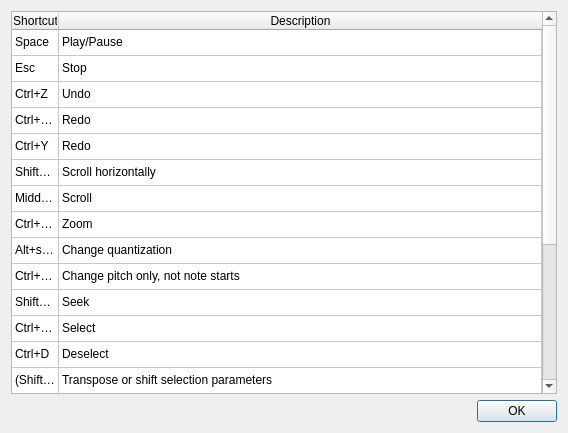
Before: the Qt Designer form src/editor/ShortcutsDialog.ui in yuxshao/ptcollab, drawn with Qt 5.
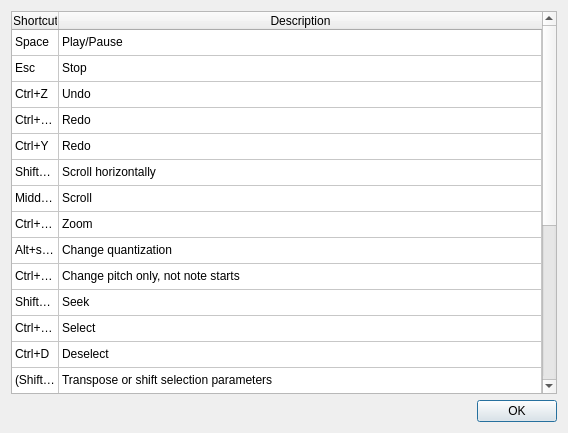
After: the same form once the commit is applied.

Commit message: mute / solo shortcuts

The edit to the form file:
```diff
--- a/src/editor/ShortcutsDialog.ui
+++ b/src/editor/ShortcutsDialog.ui
@@ -145,6 +145,16 @@
        <string>New Row</string>
       </property>
      </row>
+     <row>
+      <property name="text">
+       <string>New Row</string>
+      </property>
+     </row>
+     <row>
+      <property name="text">
+       <string>New Row</string>
+      </property>
+     </row>
      <column>
       <property name="text">
        <string>Shortcut</string>
@@ -365,6 +375,26 @@
        <string>Toggle dark piano roll</string>
       </property>
      </item>
+     <item row="21" column="0">
+      <property name="text">
+       <string>M</string>
+      </property>
+     </item>
+     <item row="21" column="1">
+      <property name="text">
+       <string>Toggle mute</string>
+      </property>
+     </item>
+     <item row="22" column="0">
+      <property name="text">
+       <string>Shift+M</string>
+      </property>
+     </item>
+     <item row="22" column="1">
+      <property name="text">
+       <string>Toggle solo</string>
+      </property>
+     </item>
     </widget>
    </item>
    <item>
```
The commit also changes 7 other files.
